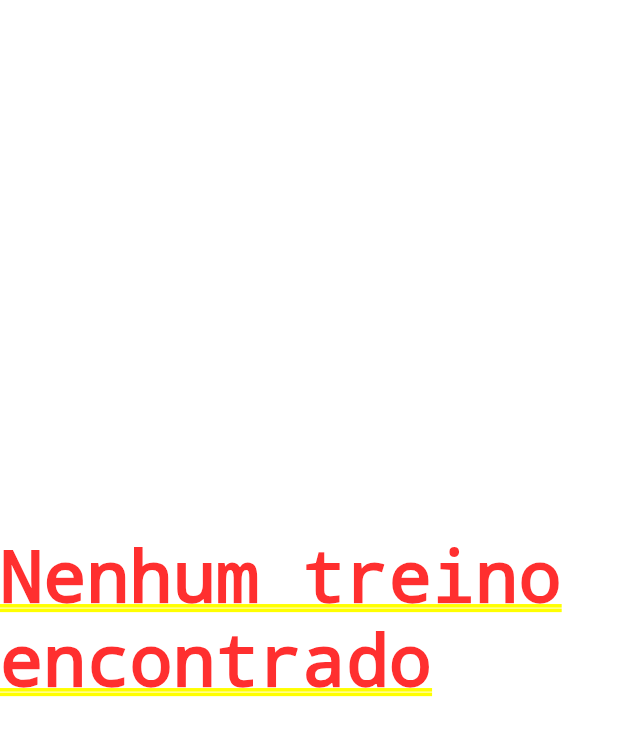
After one commit to Rigolao/Desafio_Natacao, a Flutter app: the HistoricoContent screen opened by its route, on a phone screen of 412 x 824 dp. The commit adds this screen. Shown: the top 736 px of the screen. Run offline on Flutter 3.47's test engine with Material 3 defaults, Android fonts, the phone set to English and light mode, and no system bars; our stand-ins replace cloud_firestore, file_picker, firebase_auth, firebase_core, firebase_storage, fl_chart and 1 more; accounts and stored records are empty; network calls fail.

Commit message:
Feat: Começo de grafico do atleta.

```diff
--- /dev/null
+++ b/lib/historico/historico_content.dart
@@ -0,0 +1,39 @@
+import 'package:desafio_6_etapa/historico/historico_controller.dart';
+import 'package:flutter/material.dart';
+import 'package:provider/provider.dart';
+
+class HistoricoContent extends StatelessWidget {
+  const HistoricoContent({super.key});
+
+  @override
+  Widget build(BuildContext context) {
+    return ChangeNotifierProvider(
+        create: (context) => HistoricoController(),
+        builder: (context, child) {
+          return Consumer<HistoricoController>(
+              builder: (context, controller, child) {
+            controller.inicializar(context);
+
+            if (controller.state.isLoading) {
+              return const Center(child: CircularProgressIndicator());
+            }
+
+            if (controller.state.treinos.isEmpty) {
+              return const Center(child: Text('Nenhum treino encontrado'));
+            }
+
+            return ListView.builder(
+                  itemCount: controller.state.treinos.length,
+                  itemBuilder: (builder, index) {
+                    return Card(
+                      child: ListTile(
+                        leading: const Icon(Icons.area_chart),
+                        title: Text(controller.state.treinos[index].horario),
+                        onTap: () => controller.navegarParaResultadoTreino(context, controller.state.treinos[index]),
+                      ),
+                    );
+                  });
+          });
+        });
+  }
+}
--- /dev/null
+++ b/lib/historico/historico_state.dart
@@ -0,0 +1,14 @@
+import '../entity/avaliacao.dart';
+import '../entity/treino.dart';
+
+class HistoricoState {
+  bool isLoading;
+  String error;
+  List<Treino> treinos;
+
+  HistoricoState({
+    this.isLoading = true,
+    this.error = '',
+    this.treinos = const [],
+  });
+}
--- a/lib/home/home_controller.dart
+++ b/lib/home/home_controller.dart
@@ -3,6 +3,7 @@ import 'dart:js_interop_unsafe';
 
 import 'package:cloud_firestore/cloud_firestore.dart';
 import 'package:desafio_6_etapa/cadastrar_usuario/cadastrar_usuario_content.dart';
+import 'package:desafio_6_etapa/historico/historico_content.dart';
 import 'package:desafio_6_etapa/perfil/perfil_content.dart';
 import 'package:flutter/material.dart';
 import 'package:provider/provider.dart';
@@ -18,7 +19,7 @@ import 'home_state.dart';
 class HomeController extends ChangeNotifier {
   final state = HomeState('Treinos', 0, [
     const TreinoContent(),
-    Page2(),
+    const HistoricoContent(),
     const PerfilContent()
   ], []);
 
@@ -205,12 +206,3 @@ class HomeController extends ChangeNotifier {
     return (index) => onTabTapped(context, index, tipoUsuario);
   }
 }
-
-class Page2 extends StatelessWidget {
-  @override
-  Widget build(BuildContext context) {
-    return const Center(
-      child: Text('Histórico de treinos'),
-    );
-  }
-}
--- a/lib/login/login_controller.dart
+++ b/lib/login/login_controller.dart
@@ -13,6 +13,8 @@ class LoginController extends ChangeNotifier {
 
   void alterarVisibilidadeSenha() {
     _state.showPassword = !_state.showPassword;
+    state.emailController.text = 'desafio6etapa@gmail.com';
+    state.senhaController.text = 'joao123';
     notifyListeners();
   }
 
--- a/lib/main.dart
+++ b/lib/main.dart
@@ -1,8 +1,10 @@
+import 'package:desafio_6_etapa/atleta_historico/atleta_historico_content.dart';
 import 'package:desafio_6_etapa/atletas_treino/atletas_treino_content.dart';
 import 'package:desafio_6_etapa/cadastrar_treino/cadastrar_treino_content.dart';
 import 'package:desafio_6_etapa/cronometro/cronometro_content.dart';
 import 'package:desafio_6_etapa/entity/usuario.dart';
 import 'package:desafio_6_etapa/firebase_options.dart';
+import 'package:desafio_6_etapa/historico/historico_content.dart';
 import 'package:desafio_6_etapa/login/login_content.dart';
 import 'package:desafio_6_etapa/theme/theme.g.dart';
 import 'package:firebase_core/firebase_core.dart';
@@ -55,6 +57,8 @@ class MyApp extends StatelessWidget {
           '/cadastrar-usuario': (context) => const CadastrarUsuarioContent(),
           '/cadastrar-treino': (context) => CadastrarTreinoContent(fetchTreinos: () {}),
           '/cronometro': (context) => CronometroContent(ritmoInicial: "" ),
+          '/historico': (context) => const HistoricoContent(),
+          '/atleta-treino': (context) => const AtletaHistoricoContent(),
         }
       ),
     );
--- a/lib/treino/treino_controller.dart
+++ b/lib/treino/treino_controller.dart
@@ -156,7 +156,7 @@ class TreinoController extends ChangeNotifier {
       DateTime now = DateTime.now();
       DateTime dateTime = DateFormat("dd/MM/yyyy HH:mm").parse(dateString);
 
-      return now.isBefore(dateTime) || now.isAtSameMomentAs(dateTime);
+      return now.isAfter(dateTime) || now.isAtSameMomentAs(dateTime);
     } catch (e) {
       print('Erro ao analisar a data/hora: $e');
       return false;
--- a/pubspec.yaml
+++ b/pubspec.yaml
@@ -46,6 +46,7 @@ dependencies:
   random_string: ^2.2.0
   fake_cloud_firestore: ^2.4.4
   firebase_auth_mocks: ^0.13.0
+  fl_chart: ^0.65.0
 
 dev_dependencies:
   integration_test:
```
Also changed, not shown: lib/atleta_historico/atleta_historico_content.dart (added, +88 -0 lines), lib/atleta_historico/atleta_historico_controller.dart (added, +57 -0 lines), lib/atleta_historico/atleta_historico_state.dart (added, +13 -0 lines), lib/entity/avaliacao.dart (added, +31 -0 lines), lib/historico/historico_controller.dart (added, +70 -0 lines), pubspec.lock.
